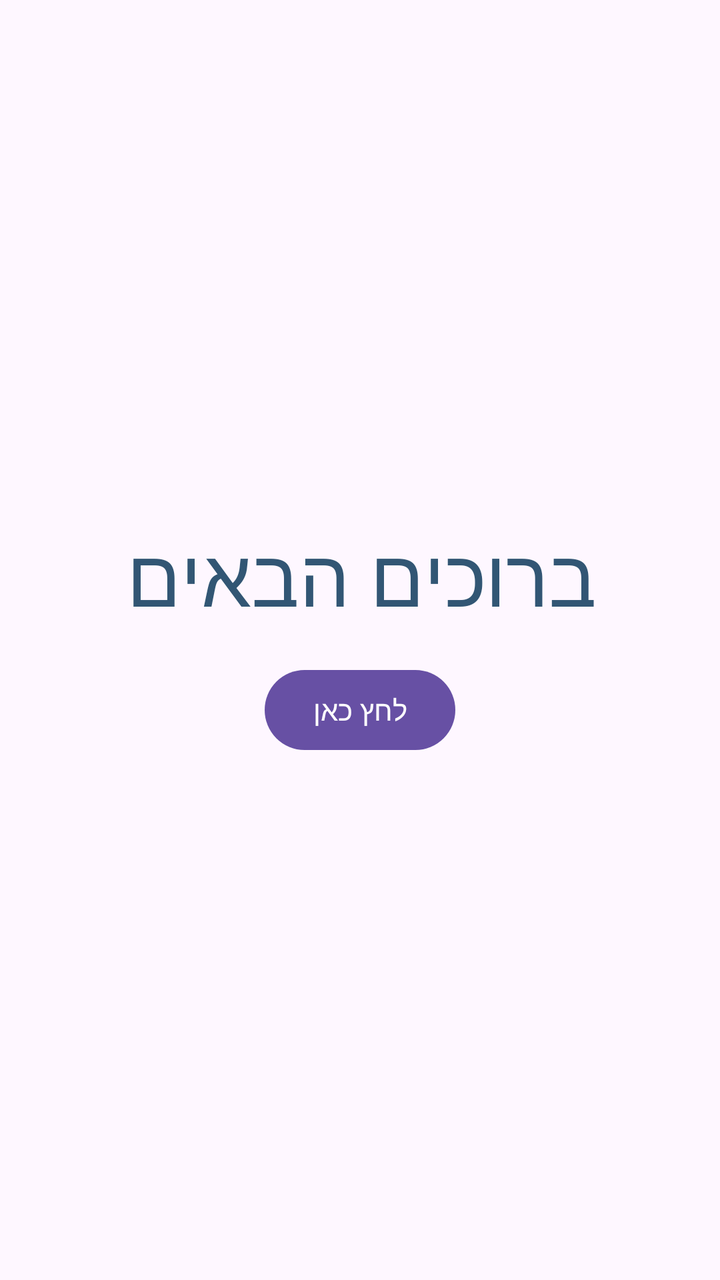
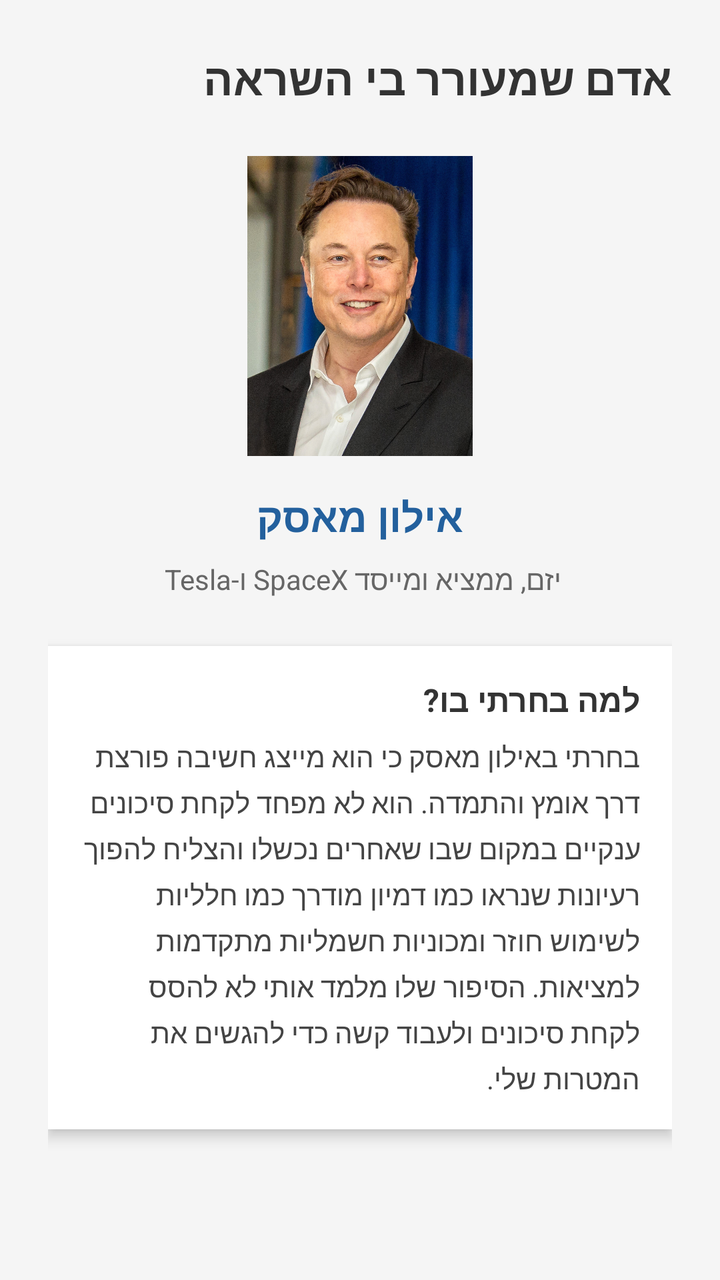

Compare the two renders of this Android layout. The source of the first and the diff that turns it into the second are given below.
<!-- AndroidManifest.xml: application theme Theme.MyFirstAppOran -->
<!-- res/layout/activity_main.xml -->
<?xml version="1.0" encoding="utf-8"?>
<LinearLayout xmlns:android="http://schemas.android.com/apk/res/android"
    android:id="@+id/main"
    android:layout_width="match_parent"
    android:layout_height="match_parent"
    android:gravity="center"
    android:orientation="vertical"
    android:padding="16dp">

    <TextView
        android:id="@+id/tvTitle"
        android:layout_width="wrap_content"
        android:layout_height="wrap_content"
        android:text="@string/welcome_message"
        android:textColor="#325674"
        android:textSize="40sp" />

    <Button
        android:id="@+id/btnClick"
        android:layout_width="wrap_content"
        android:layout_height="wrap_content"
        android:layout_marginTop="16dp"
        android:text="@string/click_here" />
</LinearLayout>
<!-- resources referenced by this layout -->
<resources>
  <string name="click_here">לחץ כאן</string>
  <string name="welcome_message">ברוכים הבאים</string>
  <style name="Theme.MyFirstAppOran" parent="Base.Theme.MyFirstAppOran" />
  <style name="Base.Theme.MyFirstAppOran" parent="Theme.Material3.DayNight.NoActionBar">
          
          
      </style>
</resources>

<!-- the commit's change to res/layout/activity_main.xml (unified diff, before → after) -->
@@ -1,24 +1,74 @@
 <?xml version="1.0" encoding="utf-8"?>
 <LinearLayout xmlns:android="http://schemas.android.com/apk/res/android"
-    android:id="@+id/main"
     android:layout_width="match_parent"
     android:layout_height="match_parent"
-    android:gravity="center"
     android:orientation="vertical"
-    android:padding="16dp">
+    android:gravity="center_horizontal"
+    android:padding="24dp"
+    android:background="#F5F5F5">
+
 
     <TextView
-        android:id="@+id/tvTitle"
+        android:layout_width="match_parent"
+        android:layout_height="wrap_content"
+        android:text="אדם שמעורר בי השראה"
+        android:textSize="22sp"
+        android:textStyle="bold"
+        android:textColor="#333333"
+        android:layout_marginBottom="24dp" />
+
+    <ImageView
+        android:layout_width="150dp"
+        android:layout_height="150dp"
+        android:src="@drawable/elon_musk"
+        android:layout_marginBottom="50px"
+        android:contentDescription="תמונת הדמות" />
+
+    <TextView
         android:layout_width="wrap_content"
         android:layout_height="wrap_content"
-        android:text="@string/welcome_message"
-        android:textColor="#325674"
-        android:textSize="40sp" />
+        android:text="אילון מאסק"
+        android:textSize="20sp"
+        android:textStyle="bold"
+        android:textColor="#23609D"
+        android:layout_marginBottom="8dp" />
 
-    <Button
-        android:id="@+id/btnClick"
+    <TextView
         android:layout_width="wrap_content"
         android:layout_height="wrap_content"
-        android:layout_marginTop="16dp"
-        android:text="@string/click_here" />
+        android:text="יזם, ממציא ומייסד SpaceX ו-Tesla "
+        android:textSize="14sp"
+        android:textColor="#666666"
+        android:layout_marginBottom="24dp" />
+
+
+    <LinearLayout
+        android:layout_width="match_parent"
+        android:layout_height="wrap_content"
+        android:orientation="vertical"
+        android:background="#FFFFFF"
+        android:padding="16dp"
+        android:elevation="4dp">
+
+        <TextView
+            android:layout_width="match_parent"
+            android:layout_height="wrap_content"
+            android:text="למה בחרתי בו?"
+            android:textSize="16sp"
+            android:textStyle="bold"
+            android:textColor="#333333"
+            android:layout_marginBottom="8dp"
+            android:gravity="right"
+            />
+
+        <TextView
+            android:layout_width="match_parent"
+            android:layout_height="wrap_content"
+            android:text="בחרתי באילון מאסק כי הוא מייצג חשיבה פורצת דרך אומץ והתמדה. הוא לא מפחד לקחת סיכונים ענקיים במקום שבו שאחרים נכשלו והצליח להפוך רעיונות שנראו כמו דמיון מודרך כמו חלליות לשימוש חוזר ומכוניות חשמליות מתקדמות למציאות. הסיפור שלו מלמד אותי לא להסס לקחת סיכונים ולעבוד קשה כדי להגשים את המטרות שלי."
+            android:textSize="14sp"
+            android:textColor="#444444"
+            android:lineSpacingExtra="4dp" />
+
+    </LinearLayout>
+
 </LinearLayout>
<!-- resource entries referenced after the edit -->
@@ -1,7 +1,6 @@
 <!-- resources referenced by this layout -->
 <resources>
-  <string name="click_here">לחץ כאן</string>
-  <string name="welcome_message">ברוכים הבאים</string>
+  <!-- drawable elon_musk: jpg bitmap (drawable, 476714 bytes) -->
   <style name="Theme.MyFirstAppOran" parent="Base.Theme.MyFirstAppOran" />
   <style name="Base.Theme.MyFirstAppOran" parent="Theme.Material3.DayNight.NoActionBar">
           
